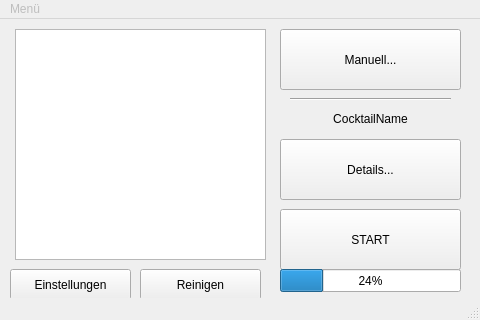
Before: the Qt Designer form app.ui in tbackens/Cocktailmaker, drawn with Qt 5.
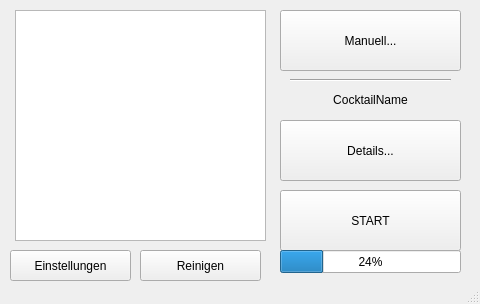
After: the same form once the commit is applied.

The edit to the form file:
```diff
--- a/app.ui
+++ b/app.ui
@@ -7,7 +7,7 @@
     <x>0</x>
     <y>0</y>
     <width>480</width>
-    <height>320</height>
+    <height>304</height>
    </rect>
   </property>
   <property name="windowTitle">
@@ -135,25 +135,6 @@
     </property>
    </widget>
   </widget>
-  <widget class="QMenuBar" name="menubar">
-   <property name="geometry">
-    <rect>
-     <x>0</x>
-     <y>0</y>
-     <width>480</width>
-     <height>24</height>
-    </rect>
-   </property>
-   <widget class="QMenu" name="menuMen">
-    <property name="enabled">
-     <bool>false</bool>
-    </property>
-    <property name="title">
-     <string>Menü</string>
-    </property>
-   </widget>
-   <addaction name="menuMen"/>
-  </widget>
   <widget class="QStatusBar" name="statusbar"/>
   <action name="actionSettings">
    <property name="text">
```
